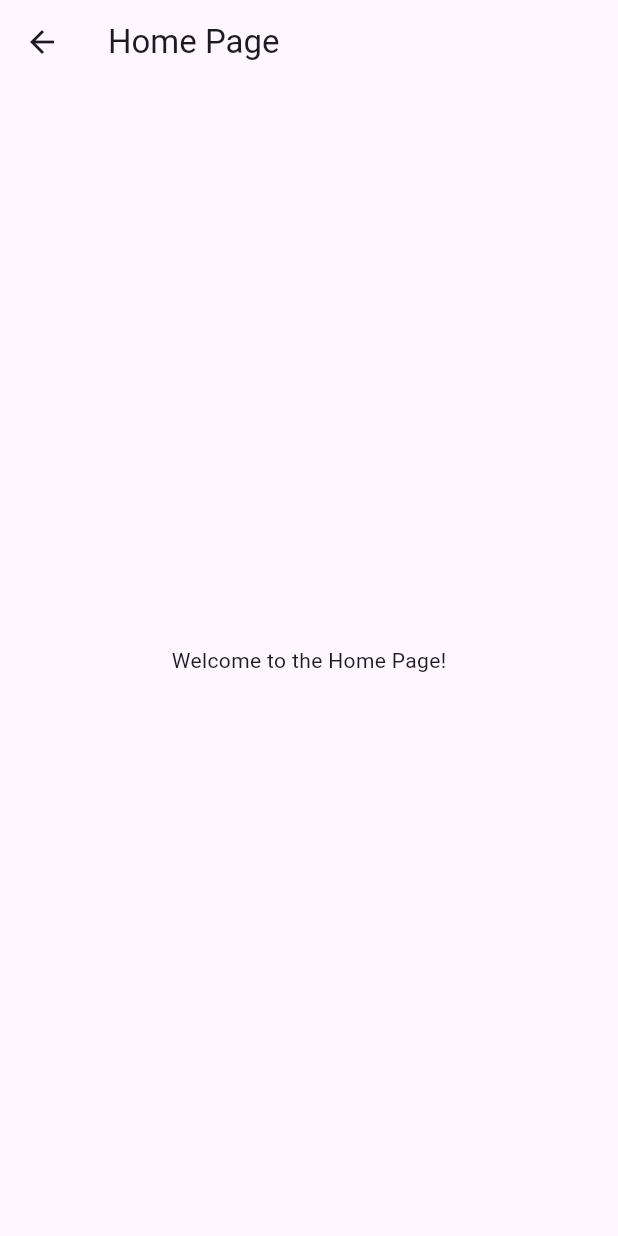
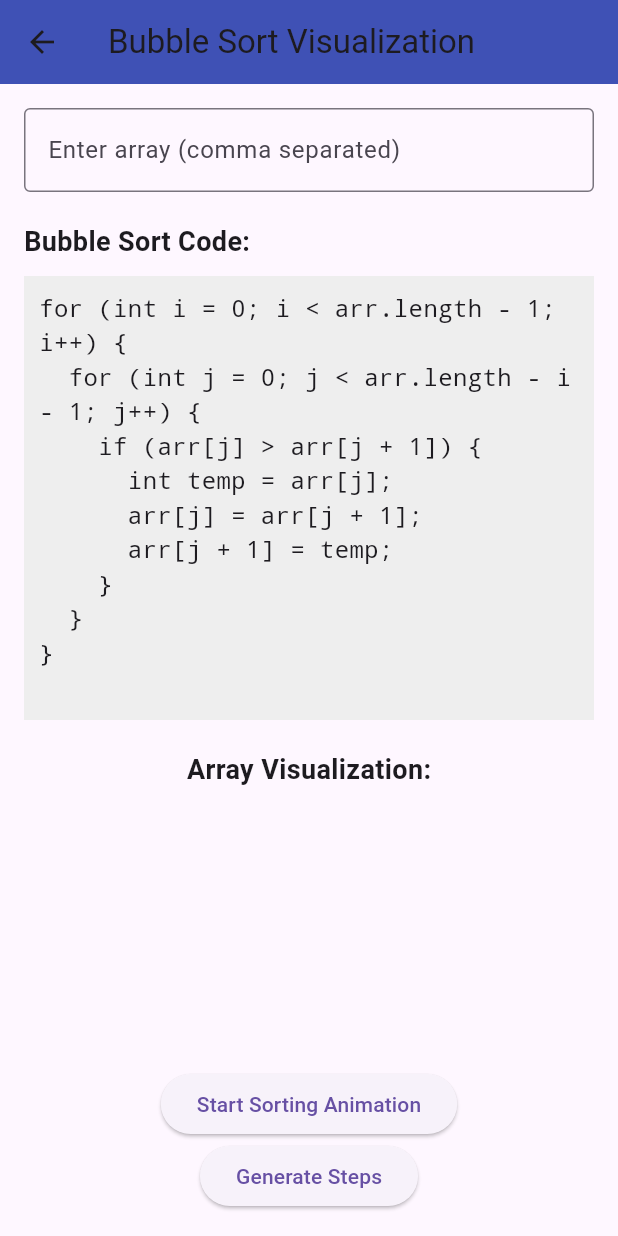
Before and after one commit to harshp4114/visualgo, a Flutter app: the screen it shows after launch, after a tap on "Login", on a phone screen of 412 x 824 dp. Run offline on Flutter 3.47's test engine with Material 3 defaults, Android fonts, the phone set to English and light mode, and no system bars.

Commit message:
Bubble sort added

```diff
--- a/lib/main.dart
+++ b/lib/main.dart
@@ -1,7 +1,7 @@
 import 'package:flutter/material.dart';
 import 'package:sdp/pages/home.dart';
 import 'package:sdp/pages/signup.dart';
-
+import 'package:sdp/pages/sorting.dart';
 void main() {
   runApp(MyApp());
 }
@@ -16,6 +16,7 @@ class MyApp extends StatelessWidget {
         '/login': (context) => LoginPage(),
         '/home': (context) => HomePage(),
         '/signup': (context) => SignUpPage(),
+        '/sorting': (context) => SortingPage(),
       },
       home:LoginPage(),
       // Add an onGenerateRoute for unknown routes
@@ -116,7 +117,7 @@ class _LoginPageState extends State<LoginPage> {
             // Login Button
             ElevatedButton(
               onPressed: () {
-                Navigator.pushNamed(context, '/home');
+                Navigator.pushNamed(context, '/sorting');
               },
               child: Text(
                 'Login',
--- a/lib/pages/signup.dart
+++ b/lib/pages/signup.dart
@@ -17,7 +17,7 @@ class _SignUpPageState extends State<SignUpPage> {
   void _validateAndSubmit() {
     if (_formKey.currentState?.validate() ?? false) {
       // Perform sign up logic here
-      Navigator.pushReplacementNamed(context, '/home');
+      Navigator.pushNamed(context, '/sorting');
     }
   }
 
--- /dev/null
+++ b/lib/pages/sorting.dart
@@ -0,0 +1,172 @@
+import 'dart:async';
+import 'package:flutter/material.dart';
+import 'bar.dart'; // Ensure you have the Bar widget properly defined
+
+class SortingPage extends StatefulWidget {
+  @override
+  _SortingPageState createState() => _SortingPageState();
+}
+
+class _SortingPageState extends State<SortingPage> {
+  List<int> _array = [];
+  List<List<int>> _steps = [];
+  bool _isSorting = false;
+  int _currentStep = 0;
+
+  final _arrayController = TextEditingController();
+
+  // Bubble sort implementation with steps tracking
+  void _bubbleSort() {
+    setState(() {
+      _isSorting = true;
+      _steps = [];
+    });
+
+    List<int> arr = List.from(_array);
+    for (int i = 0; i < arr.length - 1; i++) {
+      for (int j = 0; j < arr.length - i - 1; j++) {
+        if (arr[j] > arr[j + 1]) {
+          int temp = arr[j];
+          arr[j] = arr[j + 1];
+          arr[j + 1] = temp;
+
+          // Add the current state of the array to the steps for visualization
+          _steps.add(List.from(arr));
+        }
+      }
+    }
+
+    // After sorting is complete
+    setState(() {
+      _isSorting = false;
+    });
+  }
+
+  // Parse the array input
+  void _parseArrayInput(String input) {
+    List<int> array = input.split(',').map((e) => int.tryParse(e.trim()) ?? 0).toList();
+    setState(() {
+      _array = array;
+      _steps = [List.from(array)];
+      _currentStep = 0;
+    });
+  }
+
+  // Animation for sorting visualization
+  Future<void> _startSortingVisualization() async {
+    for (int i = 0; i < _steps.length; i++) {
+      await Future.delayed(Duration(milliseconds: 500));
+      setState(() {
+        _currentStep = i;
+      });
+    }
+  }
+
+  @override
+  Widget build(BuildContext context) {
+    final maxValue = _array.isNotEmpty ? _array.reduce((a, b) => a > b ? a : b) : 1;
+
+    return Scaffold(
+      appBar: AppBar(
+        title: Text('Bubble Sort Visualization'),
+        backgroundColor: Colors.indigo,
+      ),
+      body: Padding(
+        padding: const EdgeInsets.all(16.0),
+        child: Column(
+          crossAxisAlignment: CrossAxisAlignment.start,
+          children: [
+            // Input field for array
+            TextFormField(
+              controller: _arrayController,
+              decoration: InputDecoration(
+                labelText: 'Enter array (comma separated)',
+                border: OutlineInputBorder(),
+              ),
+              keyboardType: TextInputType.text,
+              onFieldSubmitted: (value) {
+                _parseArrayInput(value);
+              },
+            ),
+            SizedBox(height: 20),
+
+            // Display the Bubble Sort code
+            Text(
+              'Bubble Sort Code:',
+              style: TextStyle(fontSize: 18, fontWeight: FontWeight.bold),
+            ),
+            SizedBox(height: 10),
+            Container(
+              padding: EdgeInsets.all(10),
+              color: Colors.grey[200],
+              child: Text(
+                '''
+for (int i = 0; i < arr.length - 1; i++) {
+  for (int j = 0; j < arr.length - i - 1; j++) {
+    if (arr[j] > arr[j + 1]) {
+      int temp = arr[j];
+      arr[j] = arr[j + 1];
+      arr[j + 1] = temp;
+    }
+  }
+}
+                ''',
+                style: TextStyle(fontSize: 16, fontFamily: 'Courier'),
+              ),
+            ),
+            SizedBox(height: 20),
+
+            // Display sorting steps with bar animation
+            Expanded(
+              child: Column(
+                crossAxisAlignment: CrossAxisAlignment.center,
+                children: [
+                  Text(
+                    'Array Visualization:',
+                    style: TextStyle(fontSize: 18, fontWeight: FontWeight.bold),
+                  ),
+                  SizedBox(height: 20),
+
+                  // Bar visualization of array
+                  Expanded(
+                    child: Row(
+                      mainAxisAlignment: MainAxisAlignment.spaceEvenly,
+                      children: _steps.isNotEmpty
+                          ? _steps[_currentStep].map((e) {
+                        return Bar(
+                          value: e,
+                          maxValue: maxValue,
+                          color: Colors.blue,
+                        );
+                      }).toList()
+                          : [],
+                    ),
+                  ),
+
+                  SizedBox(height: 20),
+
+                  // Sorting Control Buttons
+                  if (_isSorting)
+                    CircularProgressIndicator()
+                  else
+                    ElevatedButton(
+                      onPressed: _startSortingVisualization,
+                      child: Text('Start Sorting Animation'),
+                    ),
+                ],
+              ),
+            ),
+
+            // Button to trigger sorting
+            Center(
+              child: ElevatedButton(
+                onPressed: _bubbleSort,
+                child: Text('Generate Steps'),
+              ),
+            ),
+          ],
+        ),
+      ),
+    );
+  }
+}
```
Also changed, not shown: lib/pages/bar.dart (added, +33 -0 lines), 1 other file.
